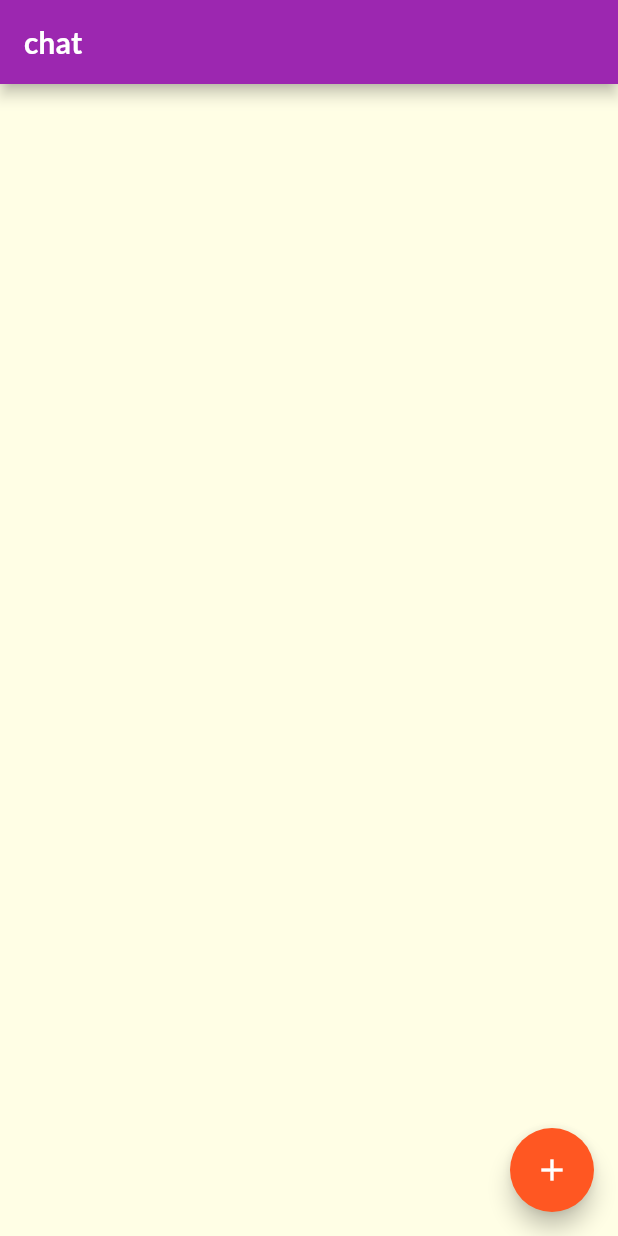
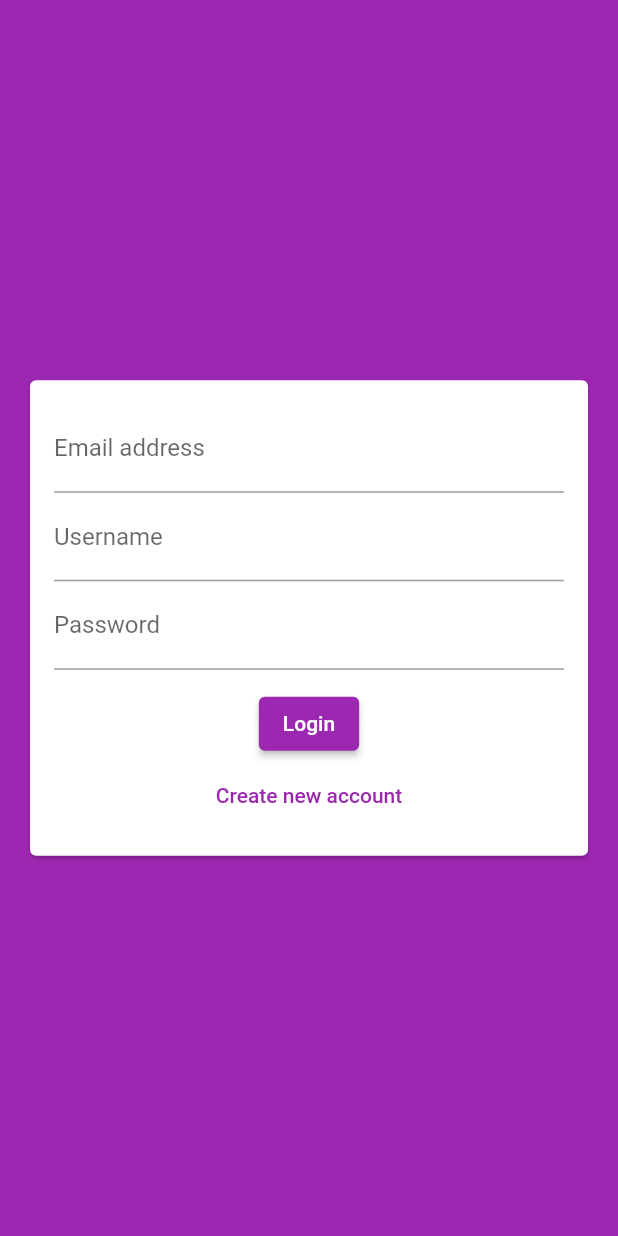
Before and after one commit to gopigoppu/learn_flutter, a Flutter app: the screen it shows after launch, on a phone screen of 412 x 824 dp. Run offline on Flutter 3.47's test engine with Material 2 defaults, Android fonts, the phone set to English and light mode, and no system bars; our stand-ins replace cloud_firestore, firebase_core, geolocator, google_maps_flutter, image_picker, shared_preferences and 1 more; accounts and stored records are empty.

Commit message:
auth form add

```diff
--- a/lib/chat/chat_app_main.dart
+++ b/lib/chat/chat_app_main.dart
@@ -1,6 +1,7 @@
 import 'package:flutter/material.dart';
-import 'package:learn_udemy/chat/screens/chat_screen.dart';
-import 'package:learn_udemy/main.dart';
+import './screens/auth_screen.dart';
+import './screens/chat_screen.dart';
+import '../main.dart';
 
 class ChatApp extends StatefulWidget {
   const ChatApp({super.key});
@@ -15,7 +16,7 @@ class _ChatAppState extends State<ChatApp> {
     return MaterialApp(
       title: 'ChatApp',
       theme: chatTheme(),
-      home: ChatScreen(),
+      home: AuthScreen(),
     );
   }
 }
--- a/lib/chat/screens/auth_screen.dart
+++ b/lib/chat/screens/auth_screen.dart
@@ -0,0 +1,22 @@
+import 'package:flutter/material.dart';
+import '../widgets/auth/auth_form.dart';
+
+class AuthScreen extends StatefulWidget {
+  const AuthScreen({super.key});
+
+  @override
+  State<AuthScreen> createState() => _AuthScreenState();
+}
+
+class _AuthScreenState extends State<AuthScreen> {
+  @override
+  Widget build(BuildContext context) {
+    return Scaffold(
+      // appBar: AppBar(
+      //   title: Text('Login/Signup'),
+      // ),
+      backgroundColor: Theme.of(context).primaryColor,
+      body: AuthForm()
+    );
+  }
+}
--- a/lib/chat/screens/chat_screen.dart
+++ b/lib/chat/screens/chat_screen.dart
@@ -37,9 +37,12 @@ class ChatScreen extends StatelessWidget {
       floatingActionButton: FloatingActionButton(
         child: Icon(Icons.add),
         onPressed: () async {
-          FirebaseFirestore.instance
-              .collection('chats/mqOOhAzlIeG97FJbOHvp/messages')
-              .add({'text': 'Added by button click'});
+          final CollectionReference _chatMessagesCollection = FirebaseFirestore
+              .instance
+              .collection('chats/mqOOhAzlIeG97FJbOHvp/messages');
+          await _chatMessagesCollection
+              .add({'text': 'New one by button click'}).then(
+                  (value) => print(value));
 
           // await Firebase.initializeApp();
           // FirebaseFirestore firestore = FirebaseFirestore.instance;
--- /dev/null
+++ b/lib/chat/widgets/auth/auth_form.dart
@@ -0,0 +1,55 @@
+import 'package:flutter/material.dart';
+
+class AuthForm extends StatefulWidget {
+  const AuthForm({super.key});
+
+  @override
+  State<AuthForm> createState() => _AuthFormState();
+}
+
+class _AuthFormState extends State<AuthForm> {
+  @override
+  Widget build(BuildContext context) {
+    return Center(
+      child: Card(
+        margin: EdgeInsets.all(20),
+        child: SingleChildScrollView(
+          child: Padding(
+            padding: EdgeInsets.all(16),
+            child: Form(
+              child: Column(
+                mainAxisSize: MainAxisSize.min,
+                children: [
+                  TextFormField(
+                    keyboardType: TextInputType.emailAddress,
+                    decoration: const InputDecoration(
+                      labelText: 'Email address',
+                    ),
+                  ),
+                  TextFormField(
+                    decoration: const InputDecoration(labelText: 'Username'),
+                  ),
+                  TextFormField(
+                    decoration: const InputDecoration(labelText: 'Password'),
+                    obscureText: true,
+                  ),
+                  const SizedBox(
+                    height: 12,
+                  ),
+                  ElevatedButton(
+                    onPressed: (() {}),
+                    child: Text('Login'),
+                  ),
+                  TextButton(
+                    onPressed: (() {}),
+                    child: Text('Create new account'),
+                  )
+                ],
+              ),
+            ),
+          ),
+        ),
+      ),
+    );
+  }
+}
```
